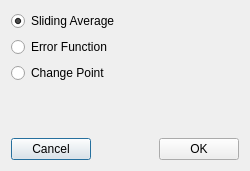
This is ibeatles/ui/ui_automatic_bragg_peak_settings.ui in ornlneutronimaging/iBeatles as Qt 5 draws it before an edit. The edited form follows.
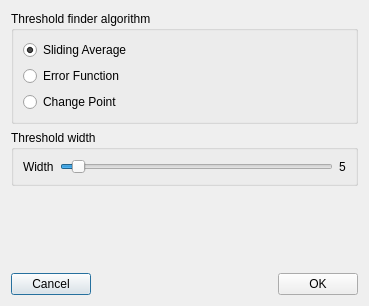
This is the edited form.

```diff
--- a/ibeatles/ui/ui_automatic_bragg_peak_settings.ui
+++ b/ibeatles/ui/ui_automatic_bragg_peak_settings.ui
@@ -9,13 +9,25 @@
    <rect>
     <x>0</x>
     <y>0</y>
-    <width>250</width>
-    <height>171</height>
+    <width>369</width>
+    <height>306</height>
    </rect>
   </property>
   <property name="windowTitle">
    <string>Dialog</string>
   </property>
+  <layout class="QVBoxLayout" name="verticalLayout_2">
+   <item>
+    <widget class="QGroupBox" name="groupBox">
+     <property name="minimumSize">
+      <size>
+       <width>0</width>
+       <height>110</height>
+      </size>
+     </property>
+     <property name="title">
+      <string>Threshold finder algorithm</string>
+     </property>
   <layout class="QVBoxLayout" name="verticalLayout">
    <item>
     <widget class="QRadioButton" name="sliding_average_radioButton">
@@ -41,6 +53,51 @@
      </property>
     </widget>
    </item>
+     </layout>
+    </widget>
+   </item>
+   <item>
+    <widget class="QGroupBox" name="groupBox_2">
+     <property name="title">
+      <string>Threshold width</string>
+     </property>
+     <layout class="QHBoxLayout" name="horizontalLayout_2">
+      <item>
+       <widget class="QLabel" name="label_3">
+        <property name="text">
+         <string>Width</string>
+        </property>
+       </widget>
+      </item>
+      <item>
+       <widget class="QSlider" name="kropff_threshold_width_slider">
+        <property name="minimum">
+         <number>2</number>
+        </property>
+        <property name="maximum">
+         <number>100</number>
+        </property>
+        <property name="singleStep">
+         <number>2</number>
+        </property>
+        <property name="value">
+         <number>6</number>
+        </property>
+        <property name="orientation">
+         <enum>Qt::Horizontal</enum>
+        </property>
+       </widget>
+      </item>
+      <item>
+       <widget class="QLabel" name="kropff_threshold_width_value">
+        <property name="text">
+         <string>5</string>
+        </property>
+       </widget>
+      </item>
+     </layout>
+    </widget>
+   </item>
    <item>
     <spacer name="verticalSpacer">
      <property name="orientation">
```
Left out of the diff: 42 changed lines with no effect on the pictures. Lines whose indentation alone changed are shown as unchanged.
